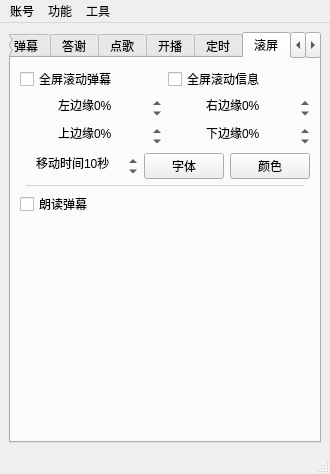
Before: the Qt Designer form mainwindow.ui in iwxyi/Bilibili-MagicalDanmaku, drawn with Qt 5.
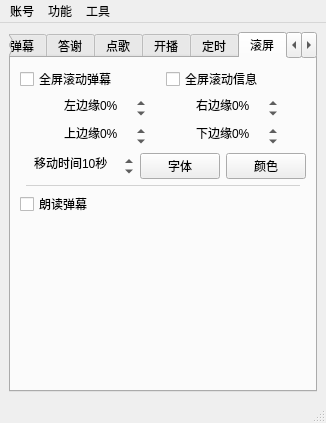
After: the same form once the commit is applied. The open tabs and pages were chosen to show the change. Icons and pictures are not drawn. Custom widgets are drawn as their Qt base class.

What changed in the file:
```diff
--- a/mainwindow.ui
+++ b/mainwindow.ui
@@ -6,8 +6,8 @@
    <rect>
     <x>0</x>
     <y>0</y>
-    <width>330</width>
-    <height>474</height>
+    <width>322</width>
+    <height>422</height>
    </rect>
   </property>
   <property name="windowTitle">
@@ -1301,6 +1301,19 @@
           <property name="topMargin">
            <number>0</number>
           </property>
+          <item>
+           <spacer name="horizontalSpacer_10">
+            <property name="orientation">
+             <enum>Qt::Horizontal</enum>
+            </property>
+            <property name="sizeHint" stdset="0">
+             <size>
+              <width>40</width>
+              <height>20</height>
+             </size>
+            </property>
+           </spacer>
+          </item>
           <item>
            <widget class="QSpinBox" name="screenDanmakuLeftSpin">
             <property name="contextMenuPolicy">
@@ -1335,6 +1348,19 @@
             </property>
            </widget>
           </item>
+          <item>
+           <spacer name="horizontalSpacer_2">
+            <property name="orientation">
+             <enum>Qt::Horizontal</enum>
+            </property>
+            <property name="sizeHint" stdset="0">
+             <size>
+              <width>40</width>
+              <height>20</height>
+             </size>
+            </property>
+           </spacer>
+          </item>
           <item>
            <widget class="QSpinBox" name="screenDanmakuRightSpin">
             <property name="contextMenuPolicy">
@@ -1369,6 +1395,19 @@
             </property>
            </widget>
           </item>
+          <item>
+           <spacer name="horizontalSpacer_11">
+            <property name="orientation">
+             <enum>Qt::Horizontal</enum>
+            </property>
+            <property name="sizeHint" stdset="0">
+             <size>
+              <width>40</width>
+              <height>20</height>
+             </size>
+            </property>
+           </spacer>
+          </item>
          </layout>
         </item>
         <item>
@@ -1376,6 +1415,19 @@
           <property name="topMargin">
            <number>0</number>
           </property>
+          <item>
+           <spacer name="horizontalSpacer_12">
+            <property name="orientation">
+             <enum>Qt::Horizontal</enum>
+            </property>
+            <property name="sizeHint" stdset="0">
+             <size>
+              <width>40</width>
+              <height>20</height>
+             </size>
+            </property>
+           </spacer>
+          </item>
           <item>
            <widget class="QSpinBox" name="screenDanmakuTopSpin">
             <property name="contextMenuPolicy">
@@ -1410,6 +1462,19 @@
             </property>
            </widget>
           </item>
+          <item>
+           <spacer name="horizontalSpacer_6">
+            <property name="orientation">
+             <enum>Qt::Horizontal</enum>
+            </property>
+            <property name="sizeHint" stdset="0">
+             <size>
+              <width>40</width>
+              <height>20</height>
+             </size>
+            </property>
+           </spacer>
+          </item>
           <item>
            <widget class="QSpinBox" name="screenDanmakuBottomSpin">
             <property name="contextMenuPolicy">
@@ -1444,10 +1509,23 @@
             </property>
            </widget>
           </item>
+          <item>
+           <spacer name="horizontalSpacer_14">
+            <property name="orientation">
+             <enum>Qt::Horizontal</enum>
+            </property>
+            <property name="sizeHint" stdset="0">
+             <size>
+              <width>40</width>
+              <height>20</height>
+             </size>
+            </property>
+           </spacer>
+          </item>
          </layout>
         </item>
         <item>
-         <layout class="QHBoxLayout" name="horizontalLayout_31" stretch="1,0,0">
+         <layout class="QHBoxLayout" name="horizontalLayout_31" stretch="1,0,0,0">
           <property name="topMargin">
            <number>0</number>
           </property>
@@ -1488,6 +1566,19 @@
             </property>
            </widget>
           </item>
+          <item>
+           <spacer name="horizontalSpacer_13">
+            <property name="orientation">
+             <enum>Qt::Horizontal</enum>
+            </property>
+            <property name="sizeHint" stdset="0">
+             <size>
+              <width>40</width>
+              <height>20</height>
+             </size>
+            </property>
+           </spacer>
+          </item>
           <item>
            <widget class="QPushButton" name="screenDanmakuFontButton">
             <property name="text">
@@ -1685,7 +1776,7 @@
     <rect>
      <x>0</x>
      <y>0</y>
-     <width>330</width>
+     <width>322</width>
      <height>23</height>
     </rect>
    </property>
```
Left out of the diff: 66 changed lines with no effect on the pictures.
